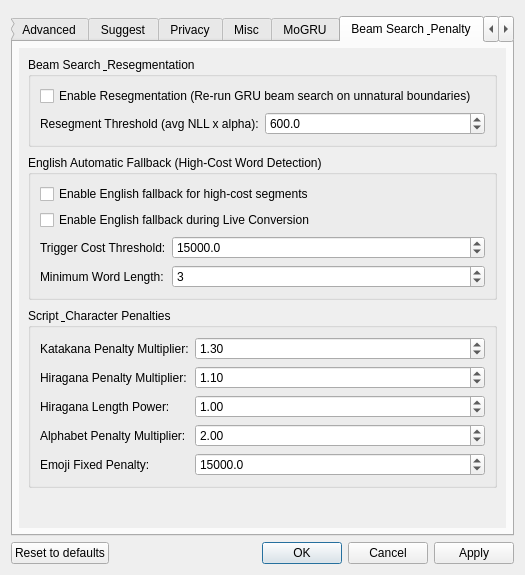
The window that src/gui/config_dialog/config_dialog.ui (lambda-haru/MoGRU) describes before a commit, drawn with Qt 5.
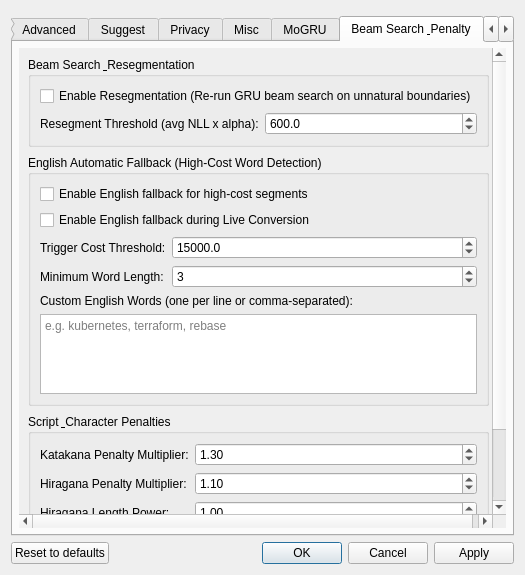
The same window after the commit. The open tabs and pages were chosen to show the change. Custom widgets are drawn as their Qt base class.

Commit message: feat: Add user-defined English words support for fallback mechanism

```diff
--- a/src/gui/config_dialog/config_dialog.ui
+++ b/src/gui/config_dialog/config_dialog.ui
@@ -2214,6 +2214,32 @@
                   </property>
                  </widget>
                 </item>
+                <item row="4" column="0" colspan="2">
+                 <widget class="QLabel" name="userEnglishWordsLabel">
+                  <property name="text">
+                   <string>Custom English Words (one per line or comma-separated):</string>
+                  </property>
+                 </widget>
+                </item>
+                <item row="5" column="0" colspan="2">
+                 <widget class="QPlainTextEdit" name="userEnglishWordsPlainTextEdit">
+                  <property name="minimumSize">
+                   <size>
+                    <width>0</width>
+                    <height>80</height>
+                   </size>
+                  </property>
+                  <property name="maximumSize">
+                   <size>
+                    <width>16777215</width>
+                    <height>120</height>
+                   </size>
+                  </property>
+                  <property name="placeholderText">
+                   <string>e.g. kubernetes, terraform, rebase</string>
+                  </property>
+                 </widget>
+                </item>
                </layout>
               </widget>
              </item>
```
The commit also changes 13 other files.
